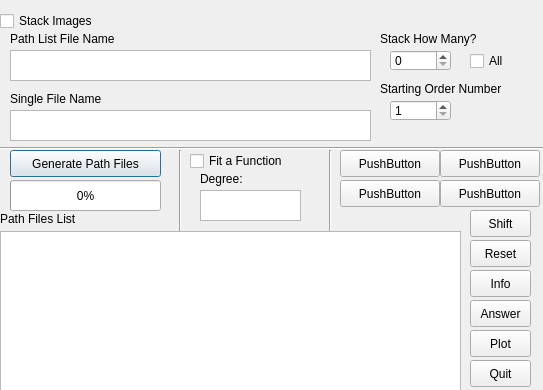
Qt form SecondGui.ui (tboudreaux/PHY-2002) before a commit.
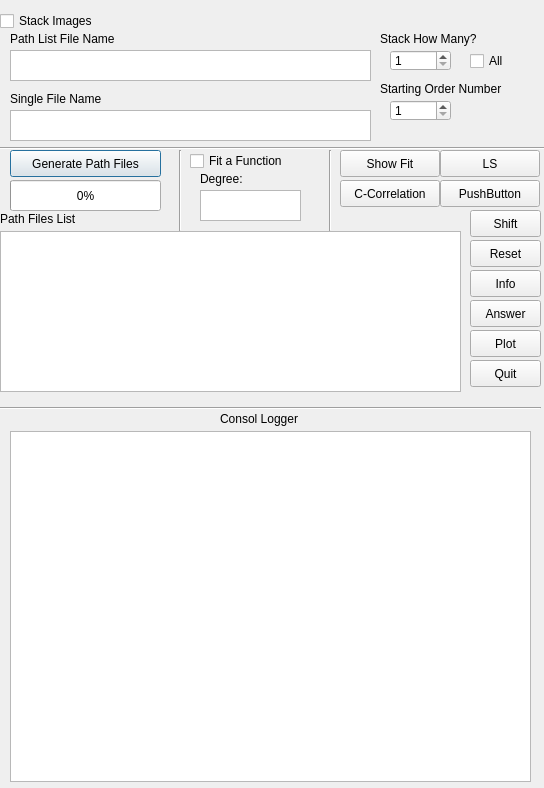
The same form after that commit.

Patch:
```diff
--- a/SecondGui.ui
+++ b/SecondGui.ui
@@ -6,8 +6,8 @@
    <rect>
     <x>0</x>
     <y>0</y>
-    <width>543</width>
-    <height>390</height>
+    <width>544</width>
+    <height>788</height>
    </rect>
   </property>
   <property name="windowTitle">
@@ -81,6 +81,9 @@
      <height>21</height>
     </rect>
    </property>
+   <property name="minimum">
+    <number>1</number>
+   </property>
   </widget>
   <widget class="QCheckBox" name="allStack">
    <property name="geometry">
@@ -113,7 +116,7 @@
     <rect>
      <x>470</x>
      <y>360</y>
-     <width>61</width>
+     <width>71</width>
      <height>27</height>
     </rect>
    </property>
@@ -126,7 +129,7 @@
     <rect>
      <x>470</x>
      <y>330</y>
-     <width>61</width>
+     <width>71</width>
      <height>27</height>
     </rect>
    </property>
@@ -230,7 +233,7 @@
     <rect>
      <x>470</x>
      <y>300</y>
-     <width>61</width>
+     <width>71</width>
      <height>27</height>
     </rect>
    </property>
@@ -300,7 +303,7 @@
     <rect>
      <x>470</x>
      <y>270</y>
-     <width>61</width>
+     <width>71</width>
      <height>27</height>
     </rect>
    </property>
@@ -344,7 +347,7 @@
     </rect>
    </property>
    <property name="text">
-    <string>PushButton</string>
+    <string>Show Fit</string>
    </property>
   </widget>
   <widget class="QPushButton" name="function2">
@@ -357,7 +360,7 @@
     </rect>
    </property>
    <property name="text">
-    <string>PushButton</string>
+    <string>C-Correlation</string>
    </property>
   </widget>
   <widget class="QPushButton" name="function3">
@@ -370,7 +373,7 @@
     </rect>
    </property>
    <property name="text">
-    <string>PushButton</string>
+    <string>LS</string>
    </property>
   </widget>
   <widget class="QPushButton" name="function4">
@@ -391,7 +394,7 @@
     <rect>
      <x>470</x>
      <y>240</y>
-     <width>61</width>
+     <width>71</width>
      <height>27</height>
     </rect>
    </property>
@@ -404,7 +407,7 @@
     <rect>
      <x>470</x>
      <y>210</y>
-     <width>61</width>
+     <width>71</width>
      <height>27</height>
     </rect>
    </property>
@@ -412,6 +415,45 @@
     <string>Shift</string>
    </property>
   </widget>
+  <widget class="Line" name="line_2">
+   <property name="geometry">
+    <rect>
+     <x>-10</x>
+     <y>400</y>
+     <width>551</width>
+     <height>16</height>
+    </rect>
+   </property>
+   <property name="accessibleName">
+    <string/>
+   </property>
+   <property name="orientation">
+    <enum>Qt::Horizontal</enum>
+   </property>
+  </widget>
+  <widget class="QTextBrowser" name="consol">
+   <property name="geometry">
+    <rect>
+     <x>10</x>
+     <y>431</y>
+     <width>521</width>
+     <height>351</height>
+    </rect>
+   </property>
+  </widget>
+  <widget class="QLabel" name="label_3">
+   <property name="geometry">
+    <rect>
+     <x>220</x>
+     <y>410</y>
+     <width>101</width>
+     <height>17</height>
+    </rect>
+   </property>
+   <property name="text">
+    <string>Consol Logger</string>
+   </property>
+  </widget>
  </widget>
  <resources/>
  <connections/>
```
